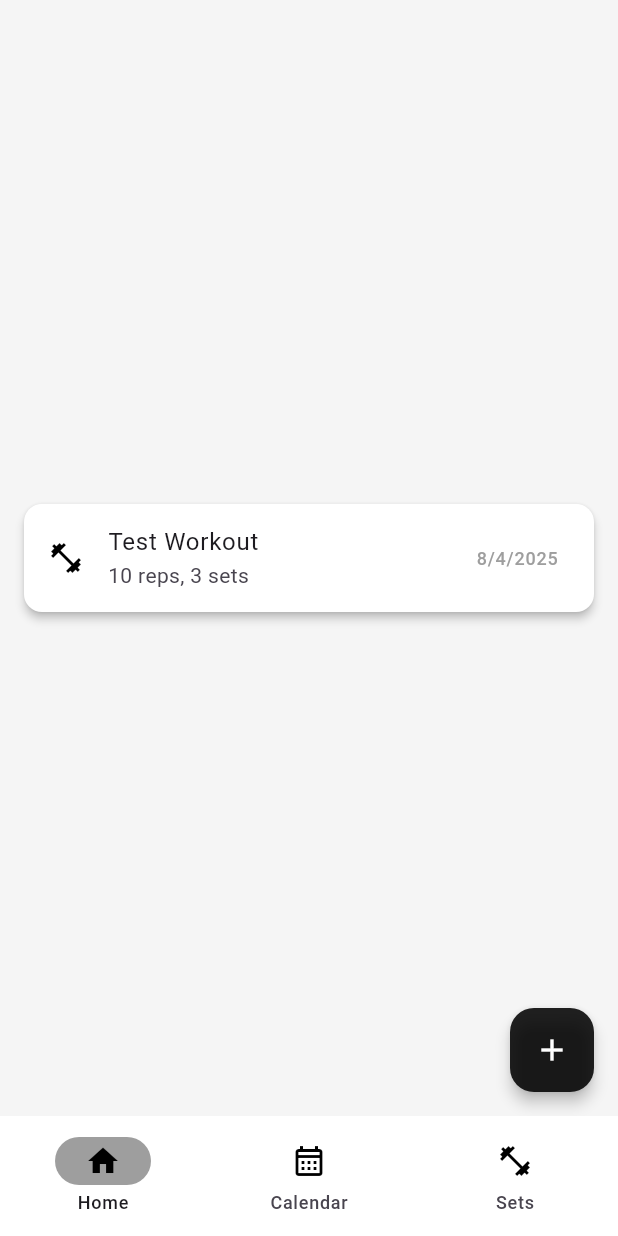
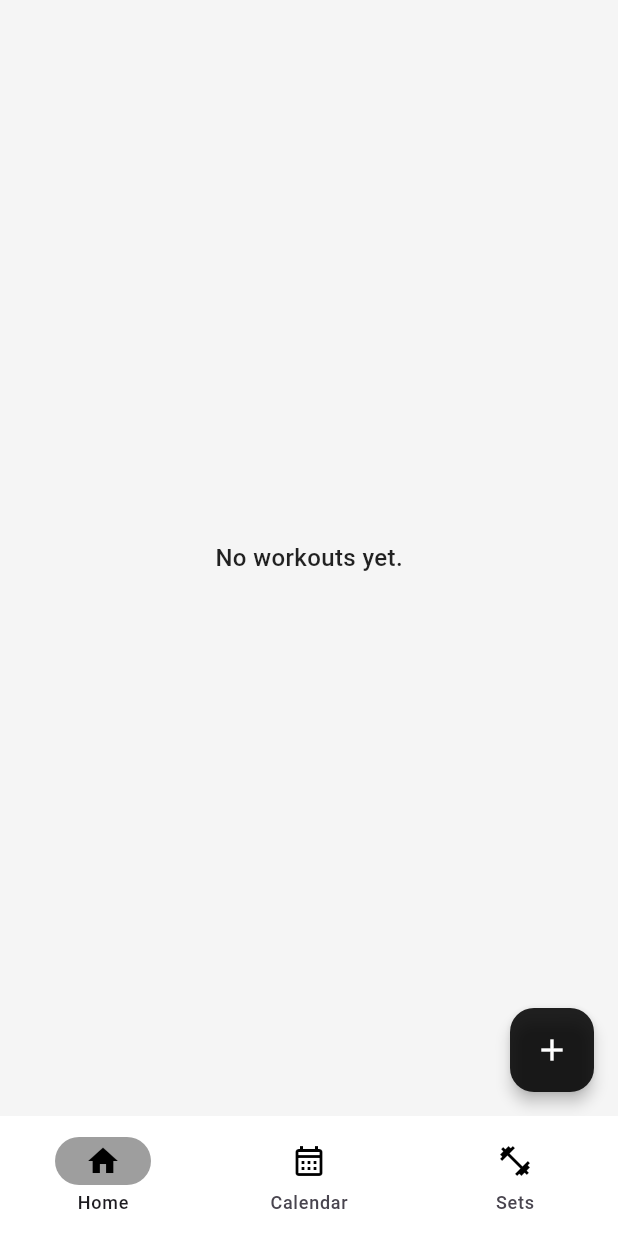
Before and after one commit to Sairusses/Workout-Tracker, a Flutter app: the screen it shows after launch, on a phone screen of 412 x 824 dp. Run offline on Flutter 3.47's test engine with Material 3 defaults, Android fonts, the phone set to English and light mode, and no system bars; our stand-ins replace device_preview, dropdown_button2, fluttertoast, sqflite; accounts and stored records are empty.

```diff
--- a/lib/home.dart
+++ b/lib/home.dart
@@ -1,5 +1,5 @@
 import 'package:flutter/material.dart';
-import 'package:workout_tracker/home_screen.dart';
+import 'package:workout_tracker/screens/home_screen.dart';
 
 class Home extends StatefulWidget{
   const Home({super.key});
--- a/lib/home_screen.dart
+++ /dev/null
@@ -1,59 +0,0 @@
-import 'package:flutter/material.dart';
-import 'package:workout_tracker/components/workout_card.dart';
-import 'package:workout_tracker/workout_model.dart';
-
-import 'components/add_workout_dialog.dart';
-
-class HomeScreen extends StatefulWidget {
-  const HomeScreen({super.key});
-
-  @override
-  State<HomeScreen> createState() => HomeScreenState();
-}
-
-class HomeScreenState extends State<HomeScreen> {
-
-  @override
-  void initState() {
-    super.initState();
-    initFuture();
-  }
-
-  Future<void> initFuture() async {
-
-  }
-
-  @override
-  Widget build(BuildContext context) {
-    Workout workout = Workout(
-      id: 1,
-      title: 'Test Workout',
-      type: 'reps',
-      reps: 10,
-      sets: 3,
-      date: DateTime.now(),
-      duration: 0,
-    );
-    final workoutMap = workout.toMap();
-
-
-    return Scaffold(
-      backgroundColor: Colors.grey[100],
-      floatingActionButton: FloatingActionButton(
-        onPressed: () async {
-          final added = await showDialog(
-            context: context,
-            builder: (context) => const AddWorkoutDialog(),
-          );
-          if (added != null) initFuture();
-        },
-        backgroundColor: Colors.black87,
-        elevation: 4,
-        child: const Icon(Icons.add, color: Colors.white),
-      ),
-      body: Center(
-        child: WorkoutCard(workout: workoutMap),
-      )
-    );
-  }
-}
--- a/lib/main.dart
+++ b/lib/main.dart
@@ -6,7 +6,7 @@ import 'home.dart';
 void main() {
   runApp(
     DevicePreview(
-      enabled: kDebugMode,
+      enabled: false,
       builder: (context) => const MyApp(),
     ),
   );
--- a/lib/workout_model.dart
+++ b/lib/models/workout_model.dart
@@ -1,5 +1,5 @@
 class Workout {
-  final int id;
+  final int? id;
   final String title;
   final String type;
   final int reps;
@@ -7,7 +7,7 @@ class Workout {
   final int duration;
   final DateTime date;
   const Workout({
-    required this.id,
+    this.id,
     required this.title,
     required this.type,
     required this.reps,
@@ -16,8 +16,7 @@ class Workout {
     required this.date
   });
   Map<String, dynamic> toMap() {
-    return {
-      'id': id,
+    final map = {
       'title': title,
       'type': type,
       'reps': reps,
@@ -25,5 +24,20 @@ class Workout {
       'duration': duration,
       'date': date.toIso8601String(),
     };
+    if (id != null) {
+      map['id'] = id!;
+    }
+    return map;
+  }
+  factory Workout.fromMap(Map<String, dynamic> map) {
+    return Workout(
+      id: map['id'],
+      title: map['title'],
+      type: map['type'],
+      reps: map['reps'],
+      sets: map['sets'],
+      duration: map['duration'],
+      date: DateTime.parse(map['date']),
+    );
   }
 }
--- /dev/null
+++ b/lib/screens/home_screen.dart
@@ -0,0 +1,63 @@
+import 'package:flutter/material.dart';
+import 'package:workout_tracker/components/workout_card.dart';
+import 'package:workout_tracker/models/workout_model.dart';
+
+import '../components/add_workout_dialog.dart';
+import '../components/custom_text_widgets.dart';
+import '../db_helper.dart';
+
+class HomeScreen extends StatefulWidget {
+  const HomeScreen({super.key});
+
+  @override
+  State<HomeScreen> createState() => HomeScreenState();
+}
+class HomeScreenState extends State<HomeScreen> {
+  final db = DBHelper();
+  List<Workout> workouts = [];
+
+  @override
+  void initState() {
+    super.initState();
+    _loadWorkouts();
+  }
+
+  Future<void> _loadWorkouts() async {
+    final data = await db.getWorkouts();
+    setState(() {
+      workouts = data;
+    });
+  }
+
+  @override
+  Widget build(BuildContext context) {
+    return Scaffold(
+      backgroundColor: Colors.grey[100],
+      floatingActionButton: FloatingActionButton(
+        onPressed: () async {
+          final added = await showDialog(
+            context: context,
+            builder: (context) => const AddWorkoutDialog(),
+          );
+          if (added != null && added is Workout) {
+            _loadWorkouts(); // reload workouts
+          }
+        },
+        backgroundColor: Colors.black87,
+        elevation: 4,
+        child: const Icon(Icons.add, color: Colors.white),
+      ),
+      body: workouts.isEmpty
+          ? const Center(
+        child: MediumText(text: 'No workouts yet.', color: Colors.black87),
+      )
+          : ListView.builder(
+        padding: const EdgeInsets.symmetric(vertical: 8),
+        itemCount: workouts.length,
+        itemBuilder: (context, index) {
+          return WorkoutCard(workout: workouts[index].toMap());
+        },
+      ),
+    );
+  }
+}
--- a/pubspec.yaml
+++ b/pubspec.yaml
@@ -38,6 +38,8 @@ dependencies:
   dropdown_button2: ^2.3.9
   drift_flutter: ^0.2.4
   fluttertoast: ^8.2.12
+  sqflite: ^2.4.1
+  path: ^1.9.0
 
 dev_dependencies:
   flutter_test:
```
Also changed, not shown: lib/components/add_workout_dialog.dart (+20 -3 lines), lib/db_helper.dart (added, +71 -0 lines), pubspec.lock.
